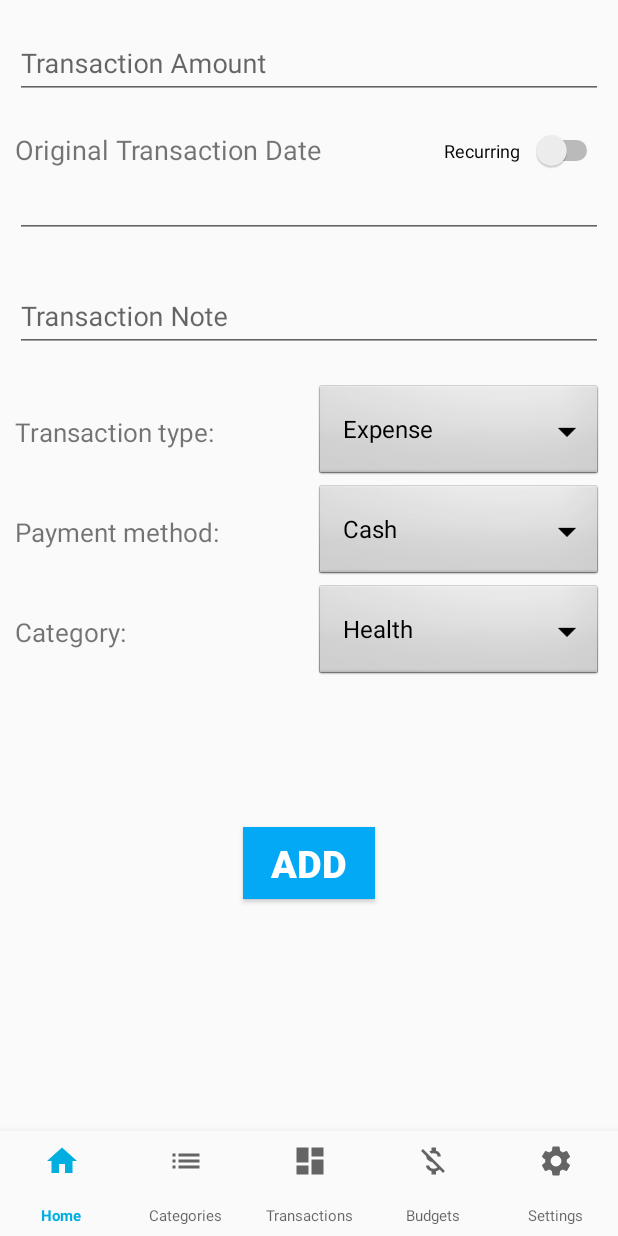
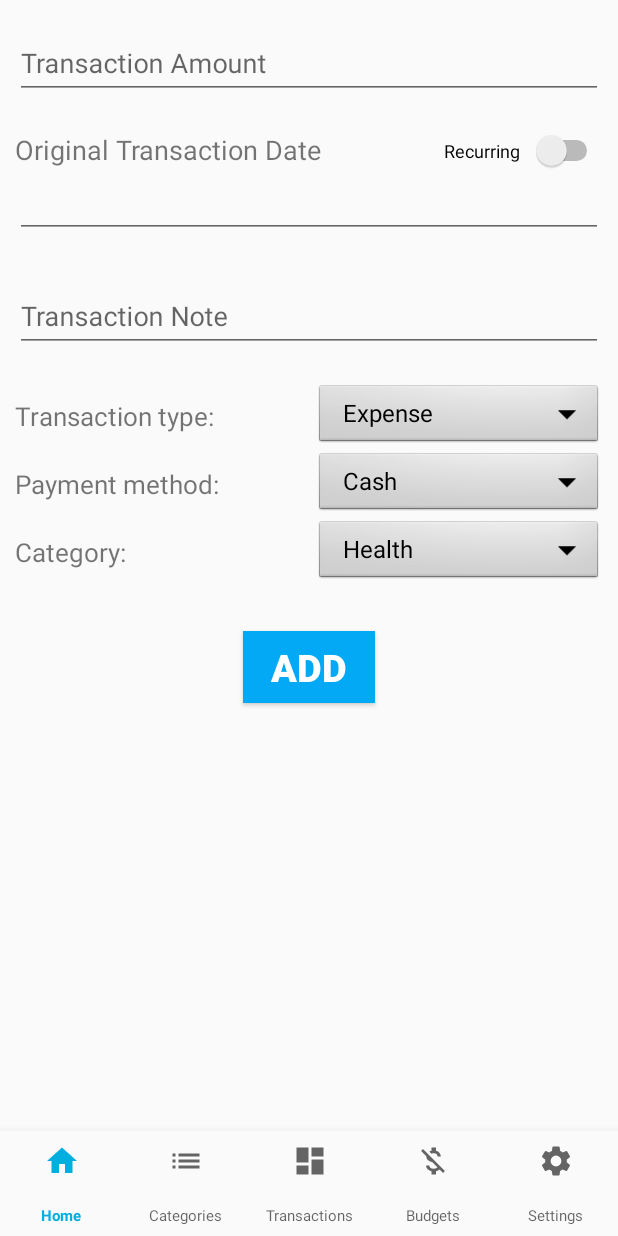
Before and after one commit to VishnuJayanand/PocketControl, an Android app: the screen it shows after launch (MainActivity), after a tap on "Add transaction", on a phone screen of 412 x 824 dp. Run offline under Robolectric (Android 15) with nearby library versions, the phone set to English and light mode, and no system bars; our stand-ins replace Room's generated code.

Commit message:
add custom recurring intervals

```diff
--- a/app/src/main/java/com/droidlabs/pocketcontrol/db/transaction/Transaction.java
+++ b/app/src/main/java/com/droidlabs/pocketcontrol/db/transaction/Transaction.java
@@ -44,6 +44,10 @@ public class Transaction {
     @ColumnInfo(name = "flag_icon_recurring", defaultValue = "0")
     @Nullable
     private Boolean flagIconRecurring;
+
+    @ColumnInfo(name = "recurring_interval_type", defaultValue = "0")
+    @Nullable
+    private Integer recurringIntervalType;
 
     @ColumnInfo(name = "recurring_interval_days", defaultValue = "0")
     @Nullable
@@ -188,6 +192,11 @@ public class Transaction {
         return flagIconRecurring;
     }
 
+    @Nullable
+    public Integer getRecurringIntervalType() {
+        return recurringIntervalType;
+    }
+
     /**
      * Recurring days getter.
      * @return interval for recurring transaction.
@@ -248,6 +257,10 @@ public class Transaction {
         this.flagIconRecurring = flagIconRecurring;
     }
 
+    public void setRecurringIntervalType(@Nullable Integer recurringIntervalType) {
+        this.recurringIntervalType = recurringIntervalType;
+    }
+
     /**
      * Recurring interval setter.
      * @param recIntDays recurring day interval.
--- a/app/src/main/res/layout/transaction_add.xml
+++ b/app/src/main/res/layout/transaction_add.xml
@@ -100,7 +100,7 @@
         <Spinner
             android:id="@+id/spinnerTransactionType"
             android:layout_width="match_parent"
-            android:layout_height="wrap_content"
+            android:layout_height="45sp"
             android:background="@android:drawable/btn_dropdown"
             android:spinnerMode="dialog" />
     </LinearLayout>
@@ -121,7 +121,7 @@
         <Spinner
             android:id="@+id/spinnerTransactionMethod"
             android:layout_width="match_parent"
-            android:layout_height="wrap_content"
+            android:layout_height="45sp"
             android:background="@android:drawable/btn_dropdown"
             android:spinnerMode="dialog" />
     </LinearLayout>
@@ -141,7 +141,7 @@
         <Spinner
             android:id="@+id/spinnerTransactionCategory"
             android:layout_width="match_parent"
-            android:layout_height="wrap_content"
+            android:layout_height="45sp"
             android:background="@android:drawable/btn_dropdown"
             android:spinnerMode="dialog" />
     </LinearLayout>
@@ -151,7 +151,7 @@
         android:layout_width="match_parent"
         android:layout_height="wrap_content"
         android:orientation="horizontal"
-        android:visibility="invisible">
+        android:visibility="gone">
 
         <TextView
             android:layout_width="200dp"
@@ -163,9 +163,49 @@
         <Spinner
             android:id="@+id/spinnerRecurringInterval"
             android:layout_width="match_parent"
-            android:layout_height="wrap_content"
+            android:layout_height="45sp"
             android:background="@android:drawable/btn_dropdown"
             android:spinnerMode="dialog" />
+    </LinearLayout>
+
+    <LinearLayout
+        android:id="@+id/customDaysIntervalWrapper"
+        android:layout_width="match_parent"
+        android:layout_height="wrap_content"
+        android:orientation="horizontal"
+        android:paddingTop="5sp"
+        android:visibility="gone">
+
+        <TextView
+            android:id="@+id/textView5"
+            android:layout_width="200dp"
+            android:layout_height="match_parent"
+            android:gravity="center_vertical"
+            android:paddingTop="7sp"
+            android:text="Custom interval:"
+            android:textSize="17sp" />
+
+        <com.google.android.material.textfield.TextInputLayout
+            android:id="@+id/til_customRecurringDaysInterval"
+            android:layout_width="fill_parent"
+            android:layout_height="wrap_content"
+            android:layout_weight="0">
+
+            <com.google.android.material.textfield.TextInputEditText
+                android:id="@+id/customRecurringDaysInterval"
+                android:layout_width="fill_parent"
+                android:layout_height="wrap_content"
+                android:layout_marginStart="3sp"
+                android:layout_marginEnd="3sp"
+                android:layout_weight="0"
+                android:hint="days"
+                android:inputType="number"
+                android:textSize="17sp">
+
+            </com.google.android.material.textfield.TextInputEditText>
+
+        </com.google.android.material.textfield.TextInputLayout>
+
     </LinearLayout>
 
     <Button
```
Also changed, not shown: app/src/main/java/com/droidlabs/pocketcontrol/ui/transaction/AddTransactionFragment.java (+89 -18 lines).
